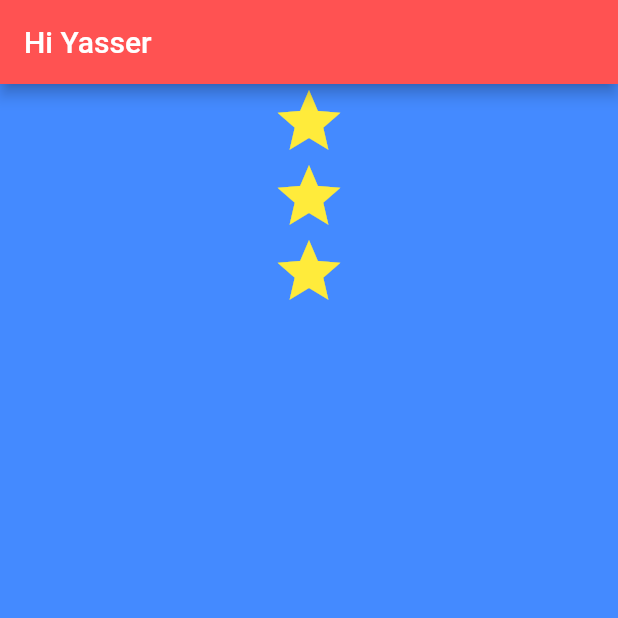
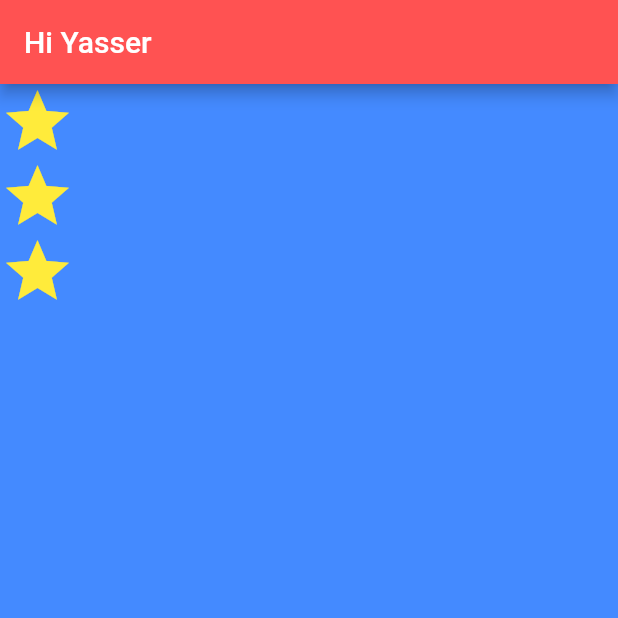
Before and after one commit to yasser2020/Business-Card, a Flutter app: the screen it shows after launch, on a phone screen of 412 x 824 dp, the top half of it. Run offline on Flutter 3.47's test engine with Material 2 defaults, Android fonts, the phone set to English and light mode, and no system bars.

```diff
--- a/lib/main.dart
+++ b/lib/main.dart
@@ -12,7 +12,7 @@ class MyApp extends StatelessWidget {
             backgroundColor: Colors.blueAccent,
             appBar: AppBar(title: Text("Hi Yasser"), backgroundColor: Colors.redAccent),
             body: SafeArea(
-                child: Column(crossAxisAlignment: CrossAxisAlignment.stretch, children: [
+                child: Column(crossAxisAlignment: CrossAxisAlignment.start, children: [
               Icon(Icons.star, size: 50, color: Colors.yellow),
               Icon(Icons.star, size: 50, color: Colors.yellow),
               Icon(Icons.star, size: 50, color: Colors.yellow),
```
Also changed, not shown: 1 other file.
